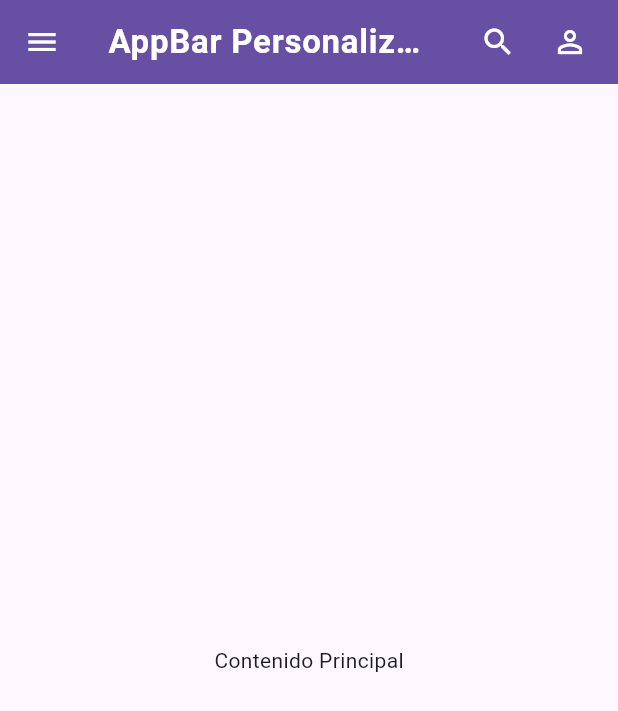
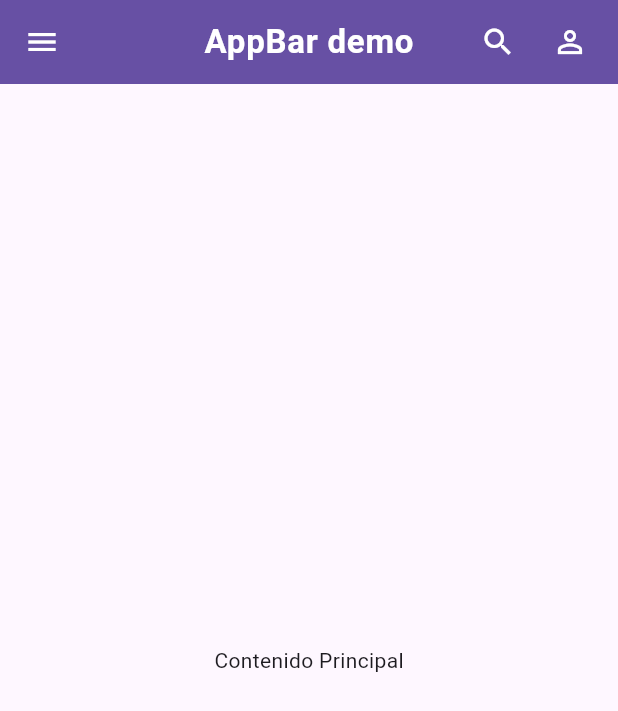
Before and after one commit to KingSadid/MM_Wireframe, a Flutter app: the screen it shows after launch, on a phone screen of 412 x 824 dp. Shown: the top 711 px of the screen. Run offline on Flutter 3.47's test engine with Material 3 defaults, Android fonts, the light colour scheme and no system bars.

Commit message:
Update title of CustomAppBar in MainScreen to 'AppBar demo'

```diff
--- a/lib/main.dart
+++ b/lib/main.dart
@@ -10,6 +10,7 @@ class AppBarClass extends StatelessWidget {
   @override
   Widget build(BuildContext context) {
     return MaterialApp(
+
       title: 'Demostración de AppBar',
       debugShowCheckedModeBanner: false,
       theme: ThemeData(
@@ -28,7 +29,7 @@ class MainScreen extends StatelessWidget {
   Widget build(BuildContext context) {
     return Scaffold(
       appBar: CustomAppBar(
-        title: 'AppBar Personalizado',
+        title: 'AppBar demo',
         onMenuPressed: () {
           debugPrint('Menú presionado');
         },
```
